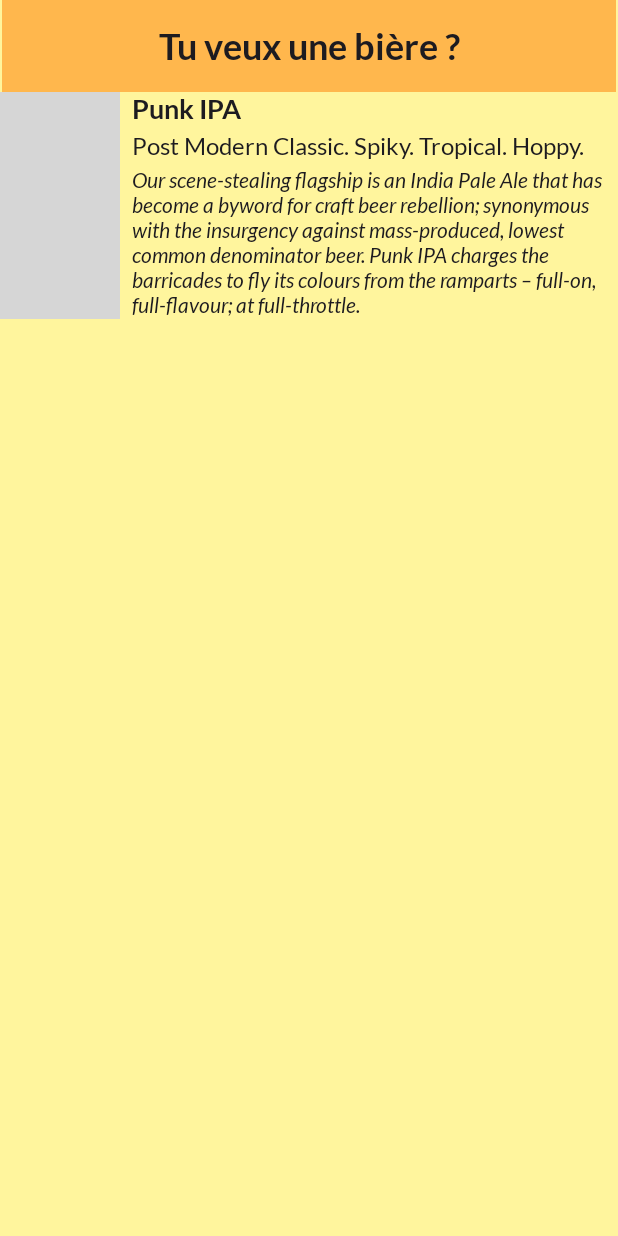
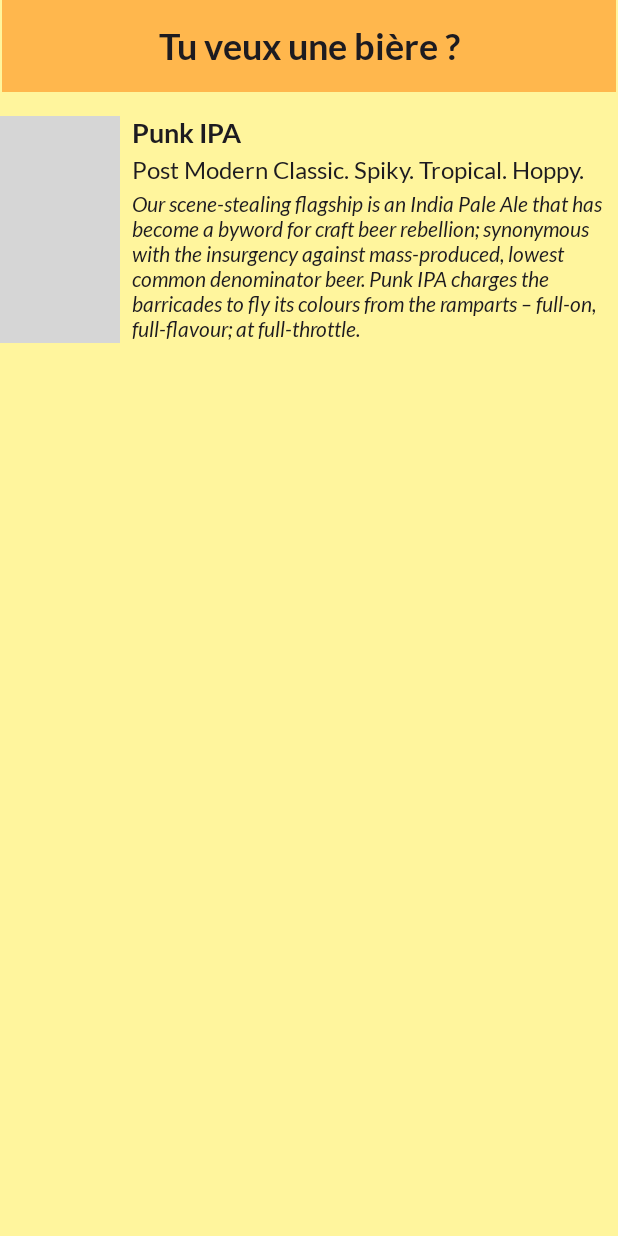
Before and after one commit to hduprat/android-legacy-xml-training-app, an Android app: the screen it shows after launch (MainActivity), on a phone screen of 412 x 824 dp. Run offline under Robolectric (Android 15) with nearby library versions, the phone set to English and light mode, and no system bars; pictures from the network do not load; grey boxes are pictures that could not be loaded.

Commit message:
feat(BeerCardFragment): adjust spacing

```diff
--- a/app/src/main/res/layout/beer_card.xml
+++ b/app/src/main/res/layout/beer_card.xml
@@ -3,7 +3,8 @@
     xmlns:tools="http://schemas.android.com/tools"
     android:layout_width="match_parent"
     android:layout_height="wrap_content"
-    android:orientation="horizontal">
+    android:orientation="horizontal"
+    android:paddingVertical="@dimen/spacing_m">
 
     <ImageView
         android:id="@+id/beer_image"
@@ -16,7 +17,7 @@
     <LinearLayout
         android:layout_width="match_parent"
         android:layout_height="wrap_content"
-        android:layout_marginStart="@dimen/spacing_s"
+        android:paddingHorizontal="@dimen/spacing_s"
         android:orientation="vertical">
 
         <TextView
```
